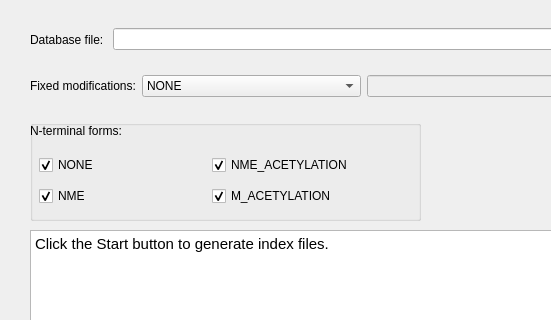
Above: src/gui/topindex/topindexdialog.ui from toppic-suite/toppic-suite before the change; both pictures show x 0 to 551 and y 0 to 320 of the 920 by 522 pixel window. Below: the same form after it.
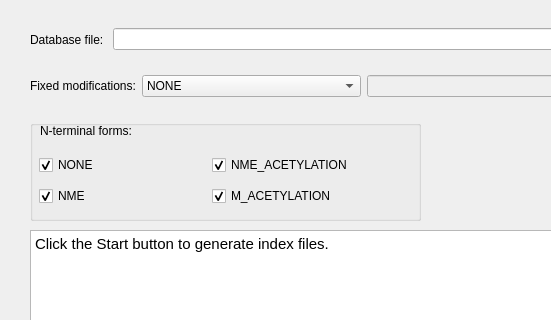
That is the form after the change. Icons and pictures are not drawn.

Patch:
```diff
--- a/src/gui/topindex/topindexdialog.ui
+++ b/src/gui/topindex/topindexdialog.ui
@@ -406,9 +406,9 @@
        <widget class="QLabel" name="label_24">
         <property name="geometry">
          <rect>
-          <x>0</x>
+          <x>10</x>
           <y>0</y>
-          <width>391</width>
+          <width>381</width>
           <height>21</height>
          </rect>
         </property>
```
